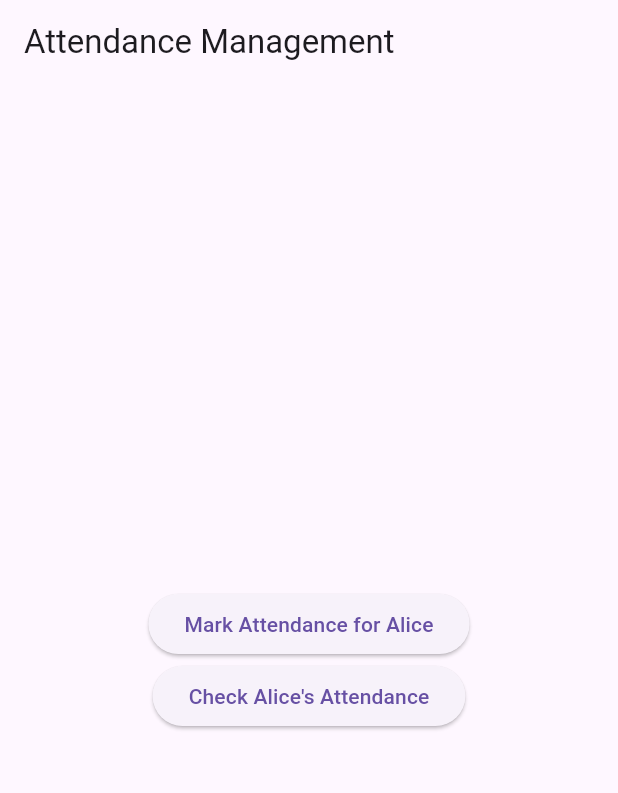
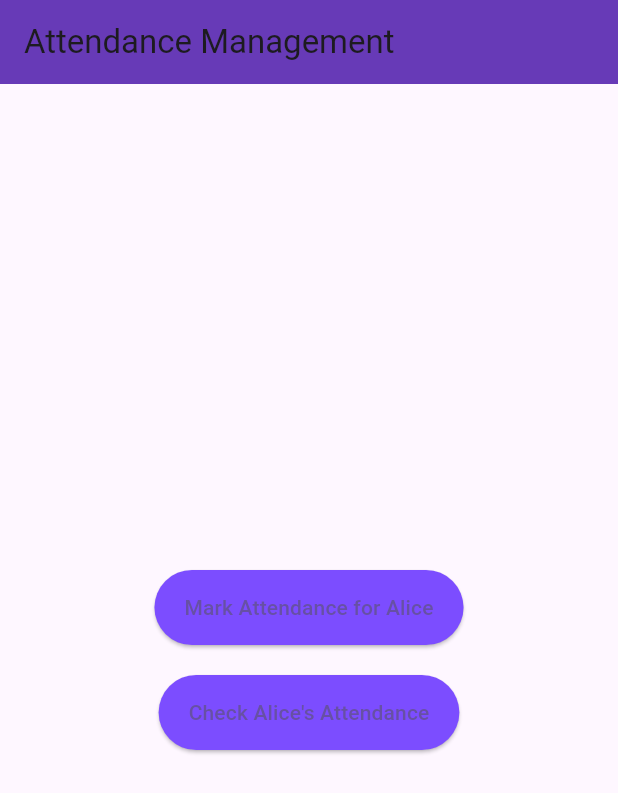
Before and after one commit to hola-barnny/ai_teacher_tools, a Flutter app: the screen it shows after launch, on a phone screen of 412 x 824 dp. Shown: the top 793 px of the screen. Run offline on Flutter 3.47's test engine with Material 3 defaults, Android fonts, the phone set to English and light mode, and no system bars; our stand-ins replace cloud_firestore, firebase_auth, firebase_core, firebase_messaging, fl_chart, flutter_local_notifications and 2 more; accounts and stored records are empty.

Commit message:
Updated Code

```diff
--- a/lib/main.dart
+++ b/lib/main.dart
@@ -26,7 +26,7 @@ class MyApp extends StatelessWidget {
   Widget build(BuildContext context) {
     return MaterialApp(
       title: 'AI-Enhanced Teacher Tools',
-      theme: ThemeData(primarySwatch: Colors.blue),
+      theme: ThemeData(primarySwatch: Colors.deepPurple), // Updated primary color
       home: HomeScreen(attendanceBox: attendanceBox),
     );
   }
@@ -41,7 +41,8 @@ class HomeScreen extends StatelessWidget {
   Widget build(BuildContext context) {
     return Scaffold(
       appBar: AppBar(
-        title: Text('Attendance Management'),
+        title: const Text('Attendance Management'),
+        backgroundColor: Colors.deepPurple, // Matching the theme color
       ),
       body: Center(
         child: Column(
@@ -53,27 +54,42 @@ class HomeScreen extends StatelessWidget {
                 var student = Student(name: 'Alice', isPresent: true);
                 attendanceBox.put('student_1', student);
 
-                ScaffoldMessenger.of(context).showSnackBar(SnackBar(
-                  content: Text('Attendance for Alice marked as present!'),
-                ));
+                ScaffoldMessenger.of(context).showSnackBar(
+                  const SnackBar(
+                    content: Text('Attendance for Alice marked as present!'),
+                  ),
+                );
               },
-              child: Text('Mark Attendance for Alice'),
+              style: ElevatedButton.styleFrom(
+                backgroundColor: Colors.deepPurpleAccent,
+                padding: const EdgeInsets.symmetric(horizontal: 20, vertical: 15),
+              ),
+              child: const Text('Mark Attendance for Alice'),
             ),
+            const SizedBox(height: 20), // Added spacing between buttons
             ElevatedButton(
               onPressed: () {
                 // Retrieve and display Alice's attendance data
                 var student = attendanceBox.get('student_1');
                 if (student != null) {
-                  ScaffoldMessenger.of(context).showSnackBar(SnackBar(
-                    content: Text('Student: ${student.name}, Present: ${student.isPresent}'),
-                  ));
+                  ScaffoldMessenger.of(context).showSnackBar(
+                    SnackBar(
+                      content: Text('Student: ${student.name}, Present: ${student.isPresent}'),
+                    ),
+                  );
                 } else {
-                  ScaffoldMessenger.of(context).showSnackBar(SnackBar(
-                    content: Text('No attendance data found for Alice.'),
-                  ));
+                  ScaffoldMessenger.of(context).showSnackBar(
+                    const SnackBar(
+                      content: Text('No attendance data found for Alice.'),
+                    ),
+                  );
                 }
               },
-              child: Text('Check Alice\'s Attendance'),
+              style: ElevatedButton.styleFrom(
+                backgroundColor: Colors.deepPurpleAccent,
+                padding: const EdgeInsets.symmetric(horizontal: 20, vertical: 15),
+              ),
+              child: const Text('Check Alice\'s Attendance'),
             ),
           ],
         ),
```
Also changed, not shown: lib/screens/login_screen.dart (+27 -28 lines), lib/widgets/custom_button.dart (added, +37 -0 lines), 1 other file.
